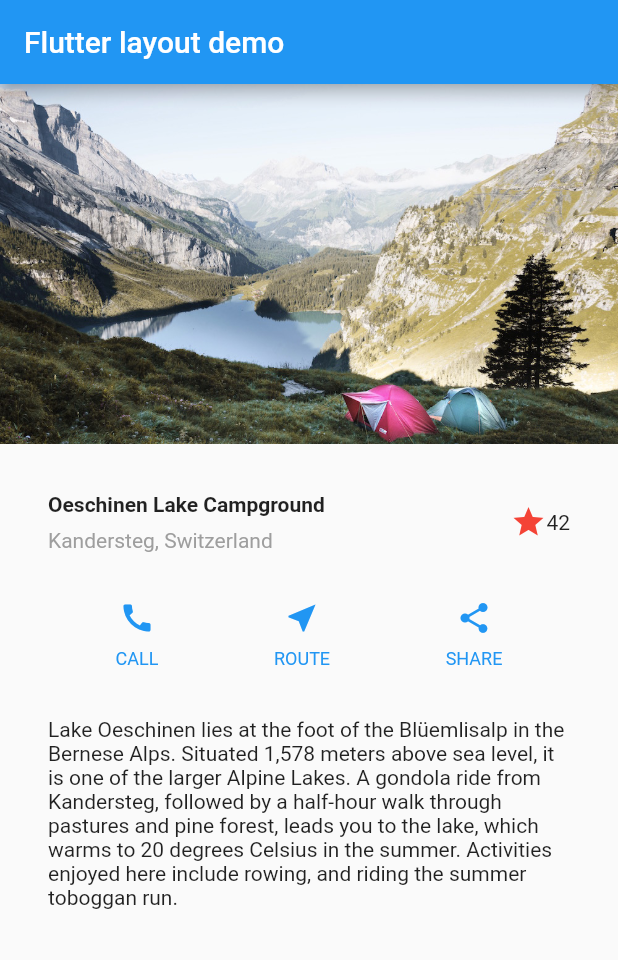
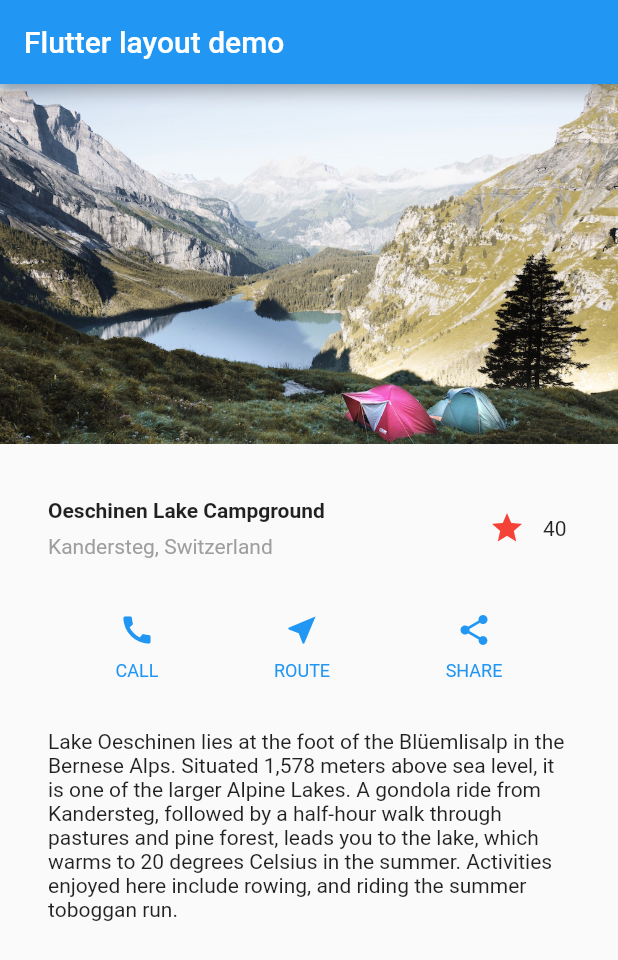
Before and after one commit to taku-sami/building_layouts, a Flutter app: the screen it shows after launch, on a phone screen of 412 x 824 dp. Shown: the top 960 px of the screen. Run offline on Flutter 3.47's test engine with Material 2 defaults, Android fonts, the phone set to English and light mode, and no system bars.

Commit message:
add button interactive

```diff
--- a/lib/main.dart
+++ b/lib/main.dart
@@ -34,11 +34,7 @@ class MyApp extends StatelessWidget {
               ],
             ),
           ),
-          Icon(
-            Icons.star,
-            color: Colors.red[500],
-          ),
-          Text('42'),
+          FavoriteWidget(),
         ],
       ),
     );
@@ -77,10 +73,11 @@ class MyApp extends StatelessWidget {
         body: ListView(
           //Column → ListView 画面の大きさに合わせてスクロール可能となる
           children: [
-            Image.asset('images/lake.jpg',
-            width: 600,
-            height: 240,
-            fit: BoxFit.cover,
+            Image.asset(
+              'images/lake.jpg',
+              width: 600,
+              height: 240,
+              fit: BoxFit.cover,
             ),
             titleSection,
             buttonSection,
@@ -112,6 +109,53 @@ class MyApp extends StatelessWidget {
     );
   }
 }
+
+class FavoriteWidget extends StatefulWidget {
+  @override
+  _FavoriteWidgetState createState() => _FavoriteWidgetState();
+}
+
+class _FavoriteWidgetState extends State<FavoriteWidget> {
+  bool _isFavorited = true;
+  int _favoriteCount = 40;
+
+  void _toggleFavorite() {
+  setState(() {
+    if (_isFavorited) {
+      _favoriteCount -= 1;
+      _isFavorited = false;
+    } else {
+      _favoriteCount += 1;
+      _isFavorited = true;
+    }
+  });
+}
+
+  @override
+  Widget build(BuildContext context) {
+    return Row(
+      mainAxisSize: MainAxisSize.min,
+      children: [
+        Container(
+          padding: EdgeInsets.all(0),
+          child: IconButton(
+            icon: (_isFavorited ? Icon(Icons.star) : Icon(Icons.star_border)),
+            color: Colors.red[500],
+            onPressed: _toggleFavorite,
+          ),
+        ),
+        SizedBox(
+          width: 18,
+          child: Container(
+            child: Text('$_favoriteCount'),
+          ),
+        ),
+      ],
+    );
+  }
+}
+
+
 
 class MyHomePage extends StatefulWidget {
   MyHomePage({Key key, this.title}) : super(key: key);
```
